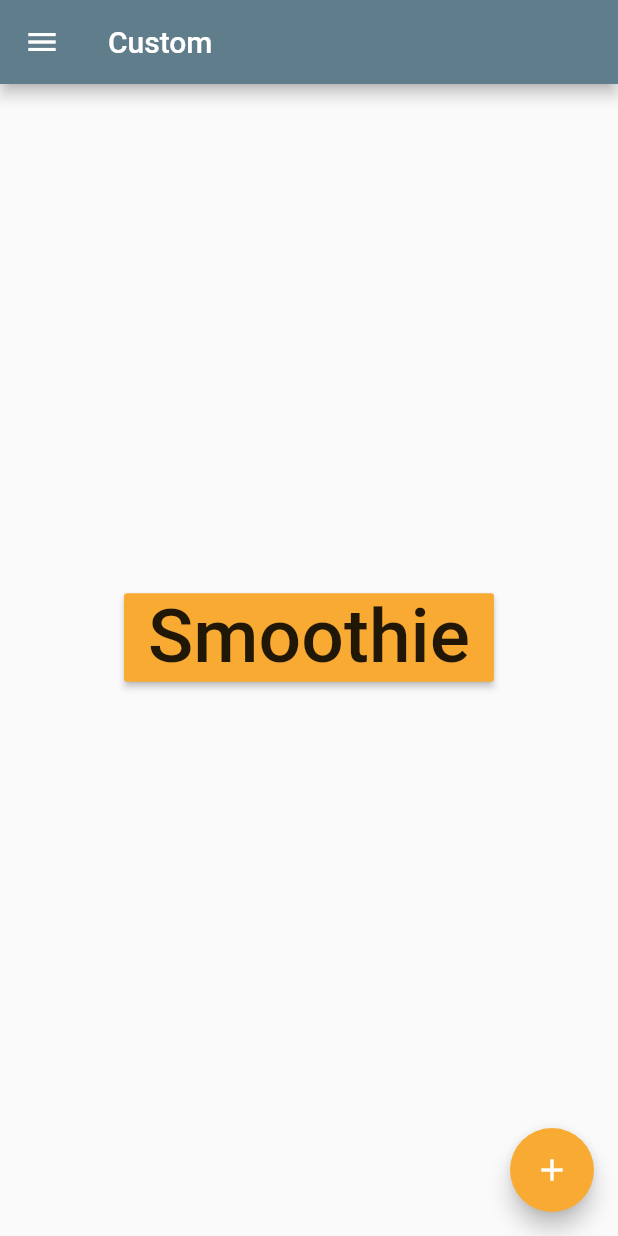
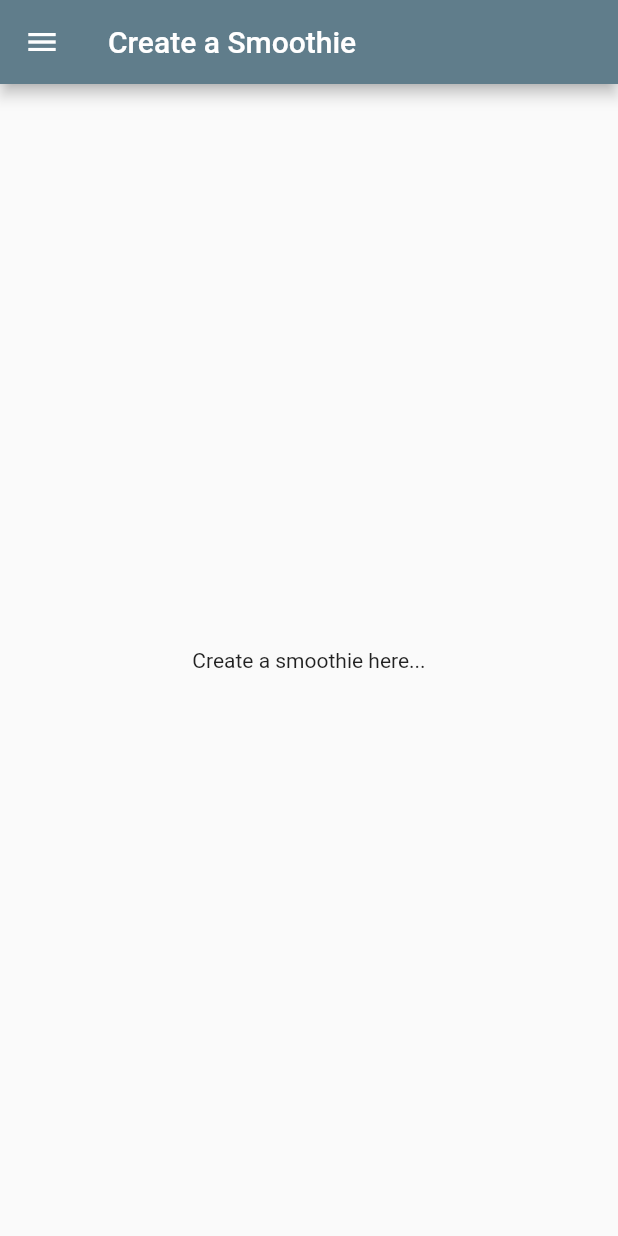
Before and after one commit to Empyreus/Custom, a Flutter app: the screen it shows after launch, after a tap on the "add" icon, on a phone screen of 412 x 824 dp. Run offline on Flutter 3.47's test engine with Material 2 defaults, Android fonts, the phone set to English and light mode, and no system bars.

```diff
--- a/custom_app/lib/main.dart
+++ b/custom_app/lib/main.dart
@@ -16,23 +16,18 @@ class MyApp extends StatelessWidget {
         //primaryColor: Colors.black26,    broken?
         //secondaryHeaderColor: Colors.orangeAccent,
       ),
-      home: MyHomePage(title: 'Custom'),
+      home: Home(),
     );
 
   }
 }
 
-class MyHomePage extends StatefulWidget {
-  MyHomePage({Key key, this.title}) : super(key: key);
-
-  final String title;
-
+class Home extends StatefulWidget {
   @override
-  _MyHomePageState createState() => _MyHomePageState();
+  _HomeState createState() => _HomeState();
 }
 
-class _MyHomePageState extends State<MyHomePage> {
-
+class _HomeState extends State<Home> {
   @override
   Widget build(BuildContext context) {
     return Scaffold(
@@ -56,7 +51,7 @@ class _MyHomePageState extends State<MyHomePage> {
                 //Navigator.push(
                   //context,
                   //MaterialPageRoute(builder: (context) => MyHomePage()),
-                //);
+                //);    //Already on the page so no need to navigate there
               },
             ),
             ListTile(
@@ -75,7 +70,7 @@ class _MyHomePageState extends State<MyHomePage> {
         ),
       ),
       appBar: AppBar(
-        title: Text(widget.title),
+        title: Text('Home'),
       ),
       body: Center(
         child: Column(
@@ -99,7 +94,12 @@ class _MyHomePageState extends State<MyHomePage> {
         ),
       ),
       floatingActionButton: FloatingActionButton(
-        onPressed: () {},
+        onPressed: () {
+          Navigator.push(
+            context,
+            MaterialPageRoute(builder: (context) => CreateASmoothie()),
+          );
+        },
         backgroundColor: Color(0xFFF9AA33),
         tooltip: 'Increment',
         //backgroundColor: Colors.orange,
--- /dev/null
+++ b/custom_app/lib/pages/cas.dart
@@ -0,0 +1,61 @@
+import 'package:flutter/material.dart';
+import 'package:custom_app/main.dart';
+
+class CreateASmoothie extends StatefulWidget {
+  @override
+  _CASState createState() => _CASState();
+}
+
+class _CASState extends State<CreateASmoothie> {
+
+  @override
+  Widget build(BuildContext context) {
+    return Scaffold(
+      drawer: Drawer(
+        child: ListView(
+          padding: EdgeInsets.zero,
+          children: <Widget>[
+            Container(    //put DrawerHeader in a container so it doesn't take up 20% of the screen
+              height: 80.0,
+              child: DrawerHeader(
+                child: Text('Custom!'),
+                decoration:BoxDecoration(
+                  color: Color(0xFF344955),
+                ),
+              ),
+            ),
+            ListTile(
+              title: Text('Home'),
+              onTap: (){
+                Navigator.pop(context); //closes NavDrawer
+                Navigator.push(
+                  context,
+                  MaterialPageRoute(builder: (context) => Home()),
+                );
+              },
+            ),
+            ListTile(
+              title: Text('Smoothie'),
+              onTap: (){
+                Navigator.pop(context); //closes NavDrawer
+                //Navigator.push(
+                 //context,
+                 //MaterialPageRoute(builder: (context) => CreateASmoothie()),
+                //);    //Already on the page so no need to navigate there
+              },
+            ),
+
+            //To add more pages, copy and paste the ListTile then update text
+            //and MaterialPageRoute to the correct name and page.
+          ],
+        ),
+      ),
+      appBar: AppBar(
+        title: Text('Create a Smoothie'),
+      ),
+      body: Center(
+        child: Text('Create a smoothie here...'),
+      )
+    );
+  }
+}
```
Also changed, not shown: custom_app/lib/pages/template.dart (added, +142 -0 lines).
